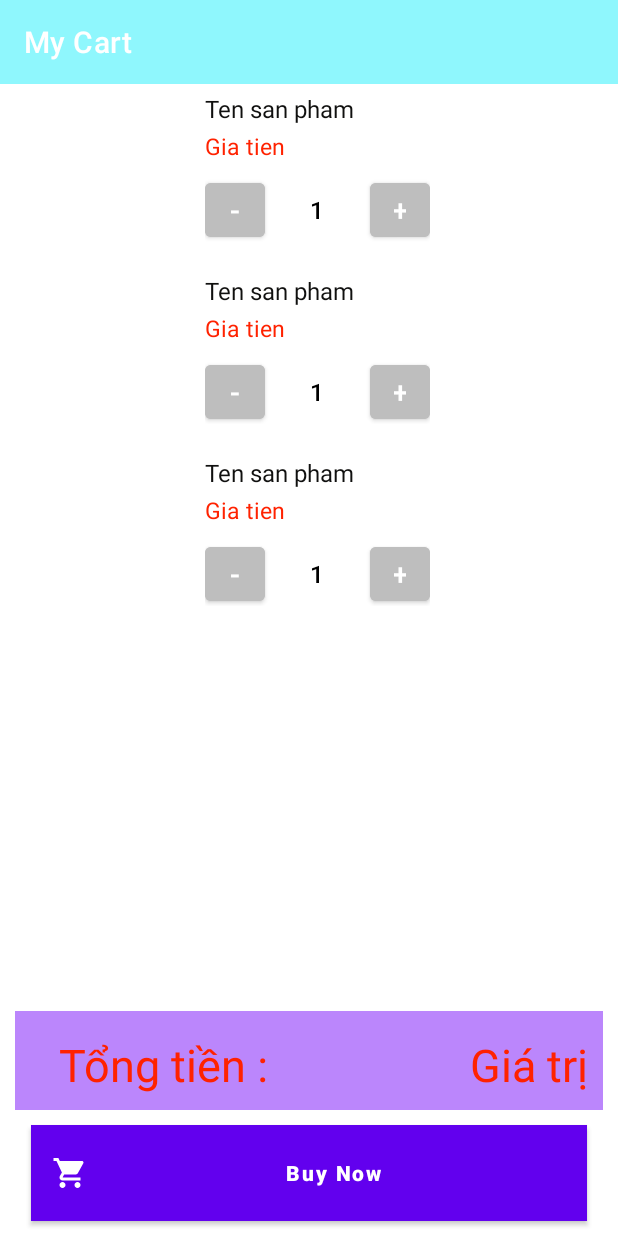
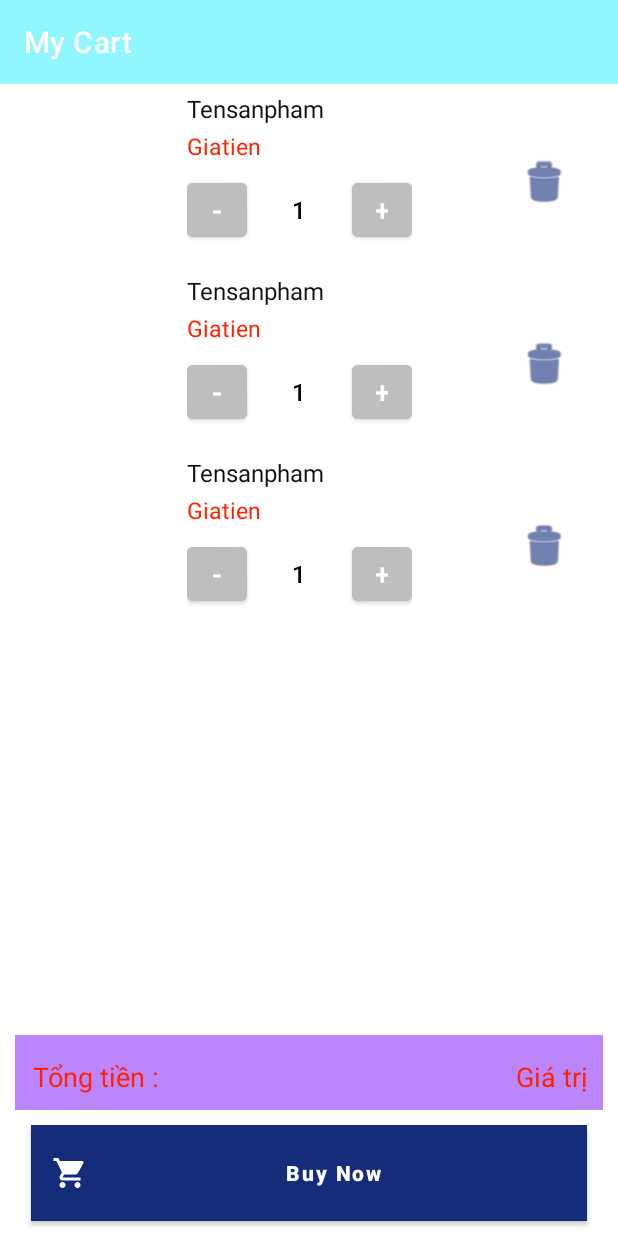
Before and after one commit to Hai0612/ecommerAndroidV2, an Android app: the layout fragment_cart.xml on its own in the app's theme, with its tools: preview values and no code run, on a phone screen of 412 x 824 dp. Run offline under Robolectric (Android 15) with nearby library versions, the phone set to English and light mode, and no system bars; Roboto replaces fonts that are not available here.

Commit message:
Xoa san pham khoi cart

```diff
--- a/app/src/main/java/com/example/ecomapplication/MainActivity.java
+++ b/app/src/main/java/com/example/ecomapplication/MainActivity.java
@@ -40,7 +40,7 @@ public class MainActivity extends AppCompatActivity {
         binding = ActivityMainBinding.inflate(getLayoutInflater());
         setContentView(binding.getRoot());
         auth = FirebaseAuth.getInstance();
-        Log.v("tag" , auth.getUid());
+        //Log.v("tag" , auth.getUid());
         setSupportActionBar(binding.appBarMain.toolbar);
         binding.appBarMain.fab.setOnClickListener(new View.OnClickListener() {
             @Override
--- a/app/src/main/java/com/example/ecomapplication/adapters/PopularProductAdapter.java
+++ b/app/src/main/java/com/example/ecomapplication/adapters/PopularProductAdapter.java
@@ -45,7 +45,7 @@ public class PopularProductAdapter extends RecyclerView.Adapter<PopularProductAd
 
     @Override
     public void onBindViewHolder(@NonNull ViewHolder holder, int position) {
-        holder.productId = products.get(position).getProductId();
+        holder.productId = products.get(position).getId();
         holder.name.setText(products.get(position).getName());
         holder.price.setText(String.valueOf(products.get(position).getPrice()));
 
--- a/app/src/main/java/com/example/ecomapplication/ui/home/HomeFragment.java
+++ b/app/src/main/java/com/example/ecomapplication/ui/home/HomeFragment.java
@@ -124,14 +124,10 @@ public class HomeFragment extends Fragment {
         popularProductsList = new ArrayList<>();
         firestore.collection("Product").limit(6).get().addOnCompleteListener(task -> {
             if (task.isSuccessful()) {
-                Log.v("product" , "document.getId()");
-
                 try {
-
                     for (QueryDocumentSnapshot document : task.getResult()) {
                         Product product = document.toObject(Product.class);
                         popularProductsList.add(product);
-
                         popularProductAdapter.notifyDataSetChanged();
                     }
                 }
--- a/app/src/main/res/layout/cart_item_test.xml
+++ b/app/src/main/res/layout/cart_item_test.xml
@@ -1,9 +1,10 @@
 <?xml version="1.0" encoding="utf-8"?>
+
 <LinearLayout xmlns:android="http://schemas.android.com/apk/res/android"
     android:id="@+id/cart_item"
     android:layout_width="match_parent"
     android:layout_height="wrap_content"
-    android:weightSum="10"
+    android:weightSum="11"
     android:orientation="horizontal">
 
     <LinearLayout
@@ -18,18 +19,17 @@
         android:layout_width="match_parent"
         android:layout_height="100dp"
         android:layout_margin="5dp"
-            android:adjustViewBounds="true" />
+        android:adjustViewBounds="true"/>
     </LinearLayout>
 
     <LinearLayout
-
     android:orientation="vertical"
     android:layout_margin="5dp"
     android:layout_weight="7"
     android:layout_width="0dp"
     android:layout_height="wrap_content">
     <TextView
-            android:text="Ten san pham"
+        android:text="Tensanpham"
         android:textColor="#10100f"
         android:id="@+id/name"
         android:textSize="16sp"
@@ -38,7 +38,7 @@
     <TextView
         android:id="@+id/price"
         android:layout_marginTop="3dp"
-            android:text="Gia tien"
+        android:text="Giatien"
         android:textSize="15sp"
         android:textColor="#f20"
         android:layout_width="wrap_content"
@@ -56,7 +56,7 @@
             android:layout_marginTop="5dp"
             android:backgroundTint="@color/gray"
             android:text="-"
-                android:textSize="20sp" />
+            android:textSize="20sp"/>
         <Button
             android:background="?android:selectableItemBackground"
             android:id="@+id/quantity"
@@ -75,10 +75,23 @@
             android:layout_marginTop="5dp"
             android:backgroundTint="@color/gray"
             android:text="+"
-                android:textSize="20sp" />
+            android:textSize="20sp"/>
+    </LinearLayout>
+    </LinearLayout>
+    <LinearLayout
+    android:layout_width="0dp"
+    android:layout_height="wrap_content"
+    android:layout_weight="1"
+    android:layout_margin="5dp"
+    android:gravity="center"
+    android:layout_gravity="center">
 
+    <Button
+        android:id="@+id/deleteFromCart"
+        android:layout_width="40dp"
+        android:layout_height="35dp"
+        android:layout_gravity="center"
+        android:layout_marginTop="5dp"
+        android:background="@android:drawable/ic_menu_delete"/>
     </LinearLayout>
-
 </LinearLayout>
-
-</LinearLayout>
--- a/app/src/main/res/layout/fragment_cart.xml
+++ b/app/src/main/res/layout/fragment_cart.xml
@@ -66,7 +66,7 @@
             <LinearLayout
                 android:layout_width="0dp"
                 android:layout_height="match_parent"
-                android:layout_weight="1"
+                android:layout_weight="0.5"
                 android:gravity="center">
 
                 <TextView
@@ -74,13 +74,13 @@
                     android:layout_height="wrap_content"
                     android:text="Tổng tiền : "
                     android:textColor="#f20"
-                    android:textSize="30sp" />
+                    android:textSize="18sp" />
             </LinearLayout>
 
             <LinearLayout
                 android:layout_width="0dp"
                 android:layout_height="match_parent"
-                android:layout_weight="1"
+                android:layout_weight="1.5"
                 android:gravity="right|center">
 
                 <TextView
@@ -89,7 +89,7 @@
                     android:layout_height="wrap_content"
                     android:text="Giá trị"
                     android:textColor="#f20"
-                    android:textSize="30sp" />
+                    android:textSize="18sp" />
             </LinearLayout>
         </LinearLayout>
     </LinearLayout>
--- a/app/src/main/res/values/themes.xml
+++ b/app/src/main/res/values/themes.xml
@@ -2,8 +2,8 @@
     <!-- Base application theme. -->
     <style name="Theme.EcomApplication" parent="Theme.MaterialComponents.DayNight.DarkActionBar">
         <!-- Primary brand color. -->
-        <item name="colorPrimary">@color/purple_500</item>
-        <item name="colorPrimaryVariant">@color/purple_700</item>
+        <item name="colorPrimary">@color/blue</item>
+        <item name="colorPrimaryVariant">@color/blue_gray</item>
         <item name="colorOnPrimary">@color/white</item>
         <!-- Secondary brand color. -->
         <item name="colorSecondary">@color/teal_200</item>
```
Also changed, not shown: app/src/main/java/com/example/ecomapplication/activities/DetailActivity.java (+18 -59 lines), app/src/main/java/com/example/ecomapplication/adapters/MyCartAdapter.java (+21 -26 lines), app/src/main/java/com/example/ecomapplication/adapters/NewProductAdapter.java (+0 -9 lines), app/src/main/java/com/example/ecomapplication/models/PopularProducts.java (deleted, +0 -60 lines), app/src/main/java/com/example/ecomapplication/models/Product.java (+11 -15 lines). Lines whose indentation alone changed are shown as unchanged.
